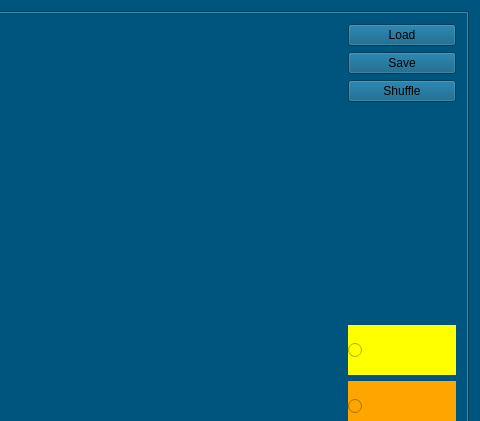
This is rubikomo/mainwindow.ui in siemensmacv/rubik-teacher as Qt 5 draws it before an edit; both pictures show x 706 to 1186 and y 0 to 421 of the 1186 by 747 pixel window. The edited form follows.
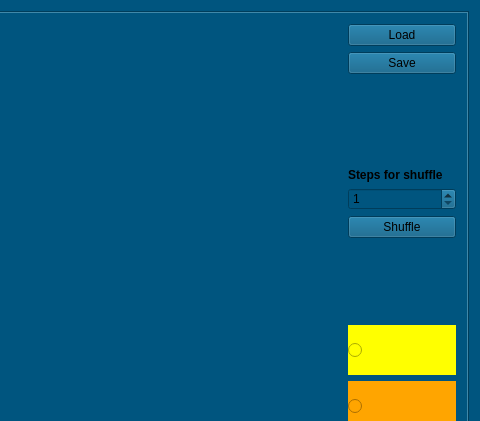
This is the edited form.

Commit message: Shuffle button works

```diff
--- a/rubikomo/mainwindow.ui
+++ b/rubikomo/mainwindow.ui
@@ -97,6 +97,43 @@
                 </property>
                </widget>
               </item>
+              <item>
+               <spacer name="verticalSpacer_2">
+                <property name="orientation">
+                 <enum>Qt::Vertical</enum>
+                </property>
+                <property name="sizeHint" stdset="0">
+                 <size>
+                  <width>20</width>
+                  <height>40</height>
+                 </size>
+                </property>
+               </spacer>
+              </item>
+              <item>
+               <widget class="QLabel" name="shuffleLabel">
+                <property name="font">
+                 <font>
+                  <pointsize>9</pointsize>
+                  <weight>75</weight>
+                  <bold>true</bold>
+                 </font>
+                </property>
+                <property name="styleSheet">
+                 <string notr="true"/>
+                </property>
+                <property name="text">
+                 <string>Steps for shuffle</string>
+                </property>
+               </widget>
+              </item>
+              <item>
+               <widget class="QSpinBox" name="shuffleSpinBox">
+                <property name="minimum">
+                 <number>1</number>
+                </property>
+               </widget>
+              </item>
               <item>
                <widget class="QPushButton" name="shuffleButton">
                 <property name="text">
```
The commit also changes 2 other files.
